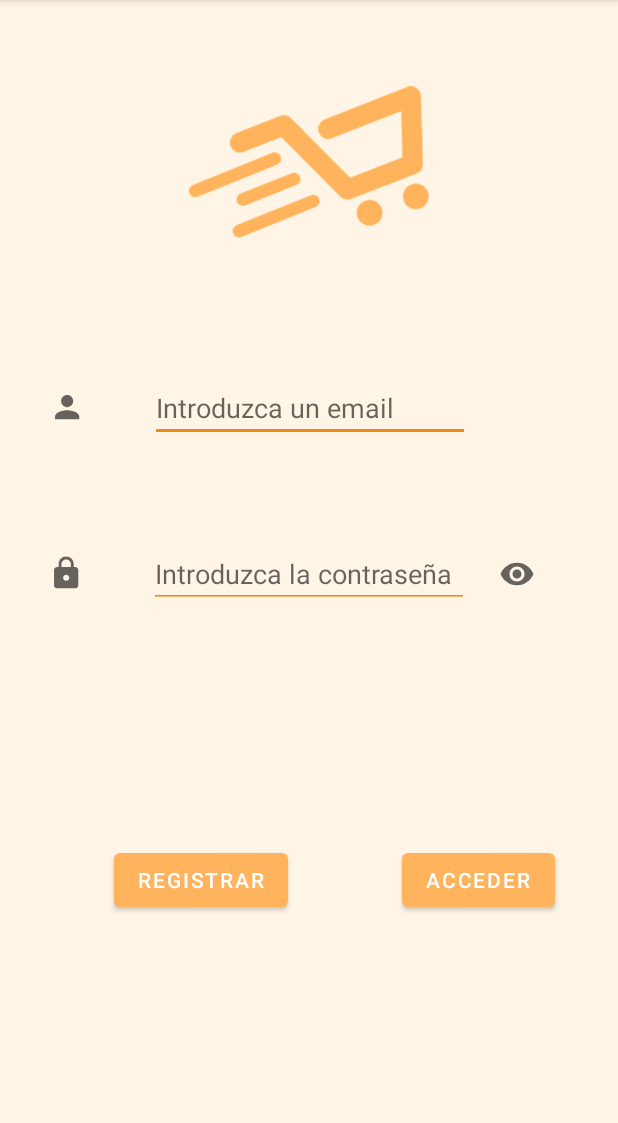
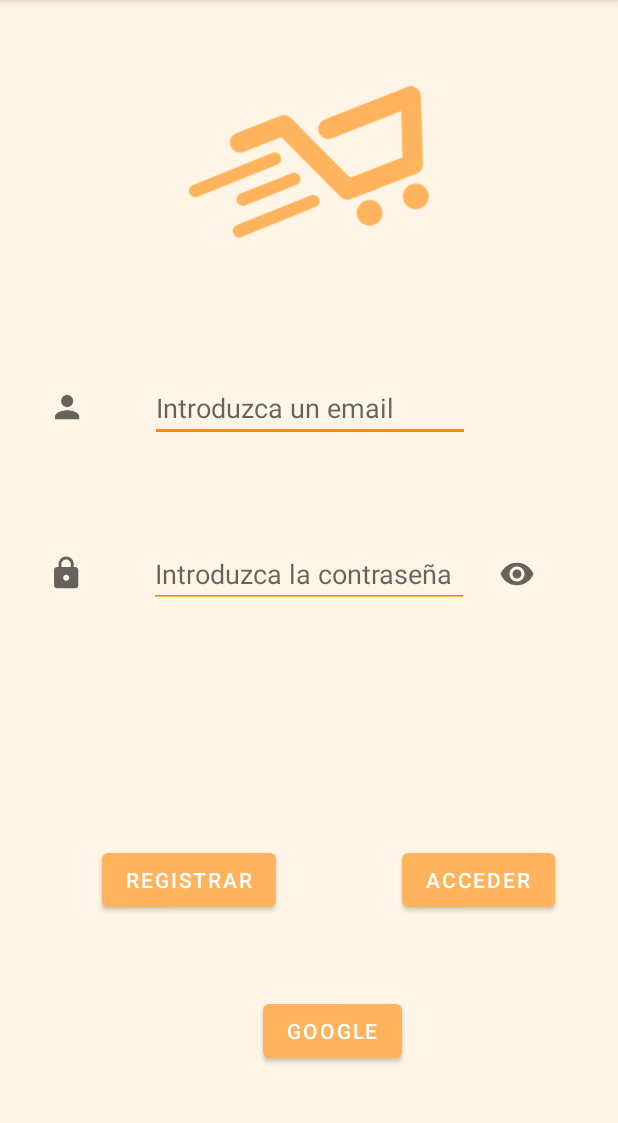
Before and after one commit to albayo/SuperCarrito3, an Android app: the screen it shows after launch (Login), on a phone screen of 412 x 824 dp, the part 84-1207 px from its top. Run offline under Robolectric (Android 15) with nearby library versions, the light colour scheme and no system bars; our stand-ins replace Firebase (no records; nobody signed in at launch, a user with empty details on screens opened directly).

```diff
--- a/app/build.gradle
+++ b/app/build.gradle
@@ -46,5 +46,6 @@ dependencies {
     implementation platform('com.google.firebase:firebase-bom:27.0.0')
     implementation 'com.google.firebase:firebase-analytics'
     implementation 'com.google.firebase:firebase-database'
-
+    //GOOGLE
+    implementation 'com.google.android.gms:play-services-auth:19.0.0'
 }
--- a/app/src/main/java/com/example/accesoconcorreo/ProviderType.java
+++ b/app/src/main/java/com/example/accesoconcorreo/ProviderType.java
@@ -7,5 +7,6 @@ package com.example.accesoconcorreo;
  * @version: 13/04/2021
  */
 public enum ProviderType {
-    Basic;
+    Basic,
+    google;
 }
--- a/app/src/main/res/layout/activity_login.xml
+++ b/app/src/main/res/layout/activity_login.xml
@@ -13,8 +13,10 @@
         android:text="@string/registrar"
         app:layout_constraintBottom_toBottomOf="@+id/btnAcceder"
         app:layout_constraintEnd_toStartOf="@+id/btnAcceder"
+        app:layout_constraintHorizontal_bias="0.447"
         app:layout_constraintStart_toStartOf="parent"
-        app:layout_constraintTop_toTopOf="@+id/btnAcceder" />
+        app:layout_constraintTop_toTopOf="@+id/btnAcceder"
+        app:layout_constraintVertical_bias="0.0" />
 
     <ImageView
         android:id="@+id/imageView_logosuper"
@@ -106,5 +108,16 @@
         app:layout_constraintStart_toEndOf="@+id/editText_contrasenia"
         app:layout_constraintTop_toTopOf="@+id/editText_contrasenia" />
 
+    <Button
+        android:id="@+id/login_google"
+        android:layout_width="0dp"
+        android:layout_height="wrap_content"
+        android:drawableStart="@mipmap/ic_google_logo"
+        android:text="GOOGLE"
+        app:layout_constraintBottom_toBottomOf="parent"
+        app:layout_constraintEnd_toStartOf="@+id/btnAcceder"
+        app:layout_constraintTop_toBottomOf="@+id/btnRegistrar"
+        app:layout_constraintVertical_bias="0.483" />
+
 </androidx.constraintlayout.widget.ConstraintLayout>
     <!-- -->
--- a/app/src/main/res/values/strings.xml
+++ b/app/src/main/res/values/strings.xml
@@ -31,4 +31,6 @@
     <string name="previous">Previous</string>
 
 
+    <string name="prefs_file">com.example.accesoconcorreo.PREFERENCE_FILE_KEY</string>
+
 </resources>
```
Also changed, not shown: app/src/main/res/mipmap-hdpi/ic_google_logo.png (added).
